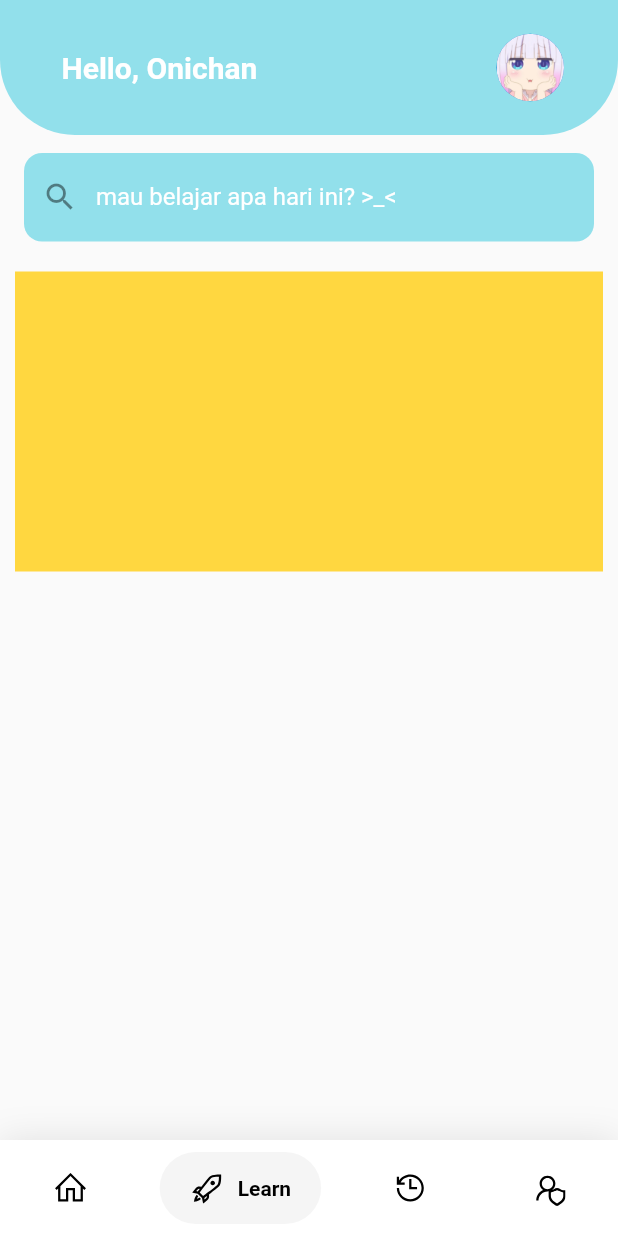
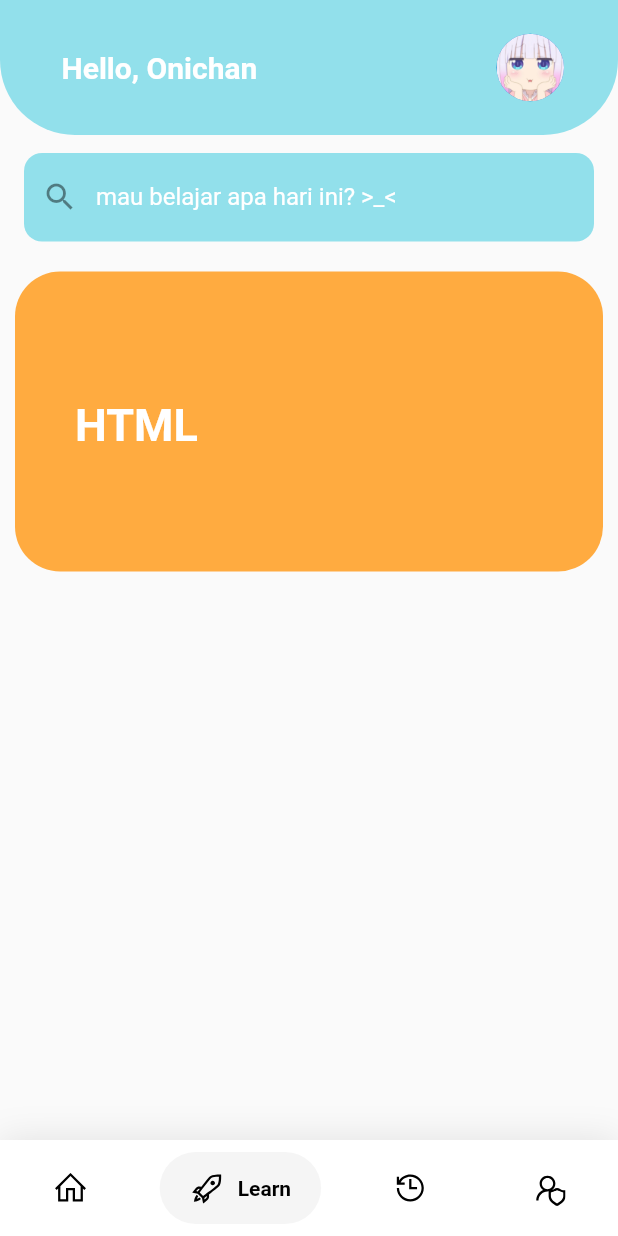
Before and after one commit to Alghofur/pusingoding, a Flutter app: the screen it shows after launch, item 2 of the bottom bar chosen, on a phone screen of 412 x 824 dp. Run offline on Flutter 3.47's test engine with Material 2 defaults, Android fonts, the phone set to English and light mode, and no system bars; drawn by our look-alikes of google_nav_bar; our stand-ins replace easy_debounce, line_icons; Roboto replaces fonts that are missing (Poppins).

Commit message:
change widget in learn bundel(add inkwell feature

```diff
--- a/lib/widget_learn/learn_bundel.dart
+++ b/lib/widget_learn/learn_bundel.dart
@@ -12,23 +12,40 @@ class LearnBundelCard extends StatefulWidget {
 class _LearnBundelCardState extends State<LearnBundelCard> {
   @override
   Widget build(BuildContext context) {
-    return Column(
-      children: [
-        Padding(
-          padding: const EdgeInsets.all(10),
-          child: Ink(
-            color: Colors.amberAccent,
-            child: InkWell(
-              child: Container(
-                decoration:
-                    BoxDecoration(borderRadius: BorderRadius.circular(20)),
-                height: 200,
-              ),
-              onTap: () {},
+    return Padding(
+      padding: const EdgeInsets.all(10.0),
+      child: Material(
+        color: Colors.orangeAccent,
+        borderRadius: BorderRadius.circular(30),
+        child: InkWell(
+          splashColor: Colors.blueAccent,
+          borderRadius: BorderRadius.circular(30),
+          onTap: () {},
+          child: SizedBox(
+            width: double.infinity,
+            height: 200,
+            child: Column(
+              children: [
+                Padding(
+                  padding: const EdgeInsets.fromLTRB(40, 85, 16, 0),
+                  child: Row(
+                    children: const [
+                      Text(
+                        "HTML",
+                        style: TextStyle(
+                          fontWeight: FontWeight.bold,
+                          color: Colors.white,
+                          fontSize: 30,
+                        ),
+                      ),
+                    ],
+                  ),
+                ),
+              ],
             ),
           ),
         ),
-      ],
+      ),
     );
   }
 }
```
